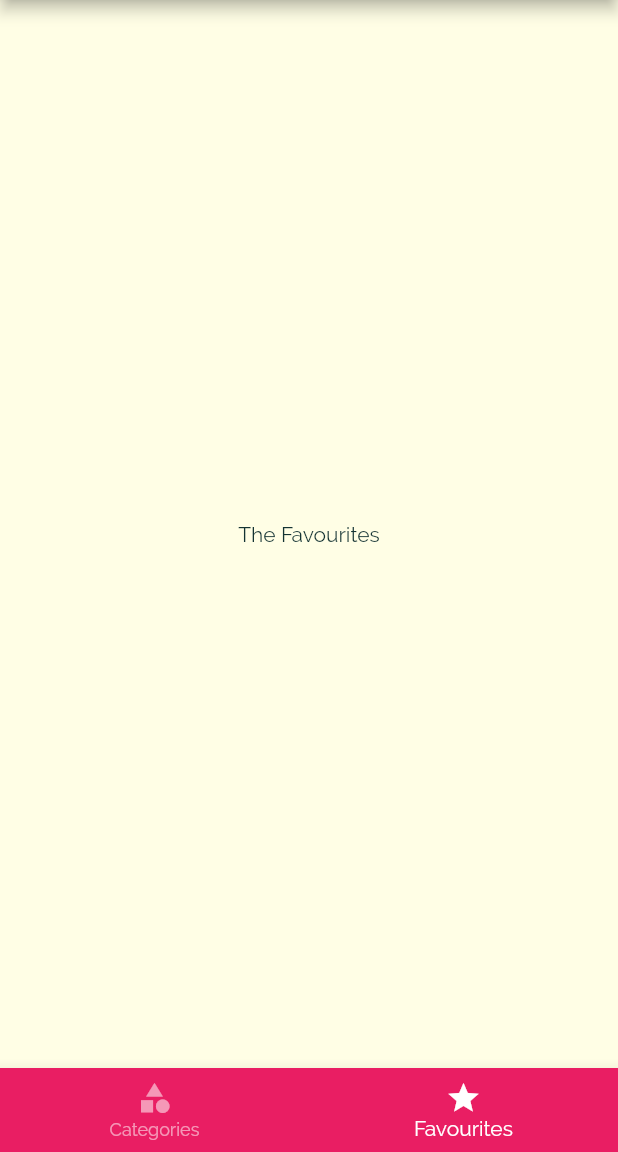
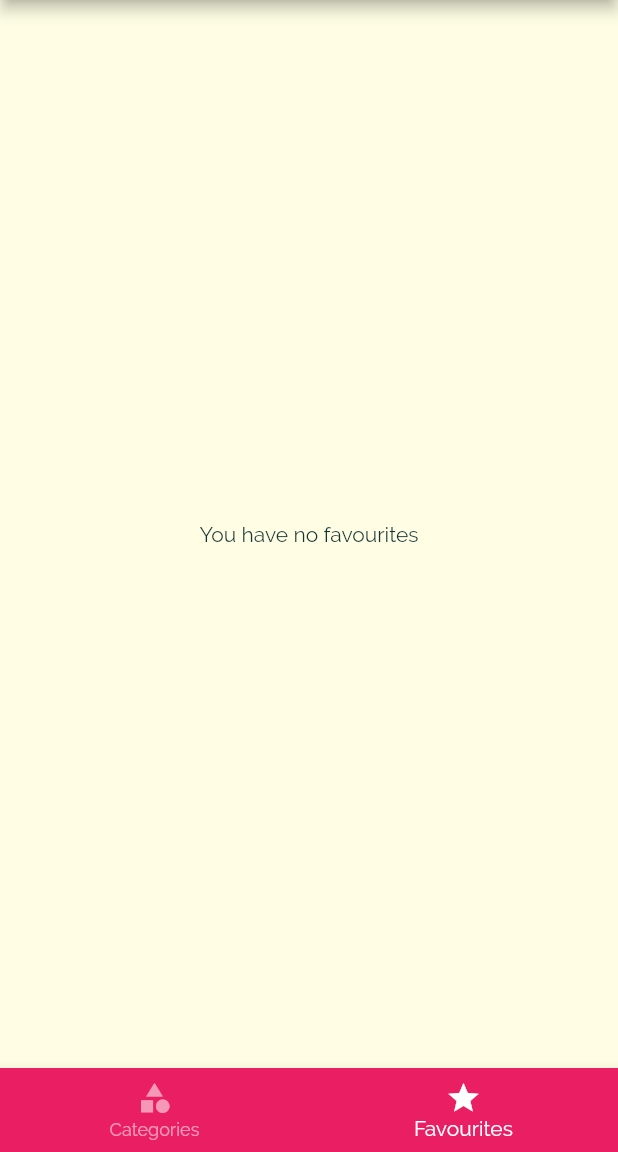
Before and after one commit to mkvmb6/FlutterProjects, a Flutter app: the screen it shows after launch, item 2 of the bottom bar chosen, on a phone screen of 412 x 824 dp, the part 84-1236 px from its top. Run offline on Flutter 3.47's test engine with Material 2 defaults, Android fonts, the phone set to English and light mode, and no system bars.

Commit message:
Changed the default text when there are not favourites. AB#225

```diff
--- a/flutter_meals_app/lib/screens/favorites_screen.dart
+++ b/flutter_meals_app/lib/screens/favorites_screen.dart
@@ -11,7 +11,7 @@ class FavouritesScreen extends StatelessWidget {
   Widget build(BuildContext context) {
     if (_favourites.isEmpty) {
       return Center(
-        child: Text('The Favourites'),
+        child: Text('You have no favourites'),
       );
     } else {
       return ListView.builder(
```
